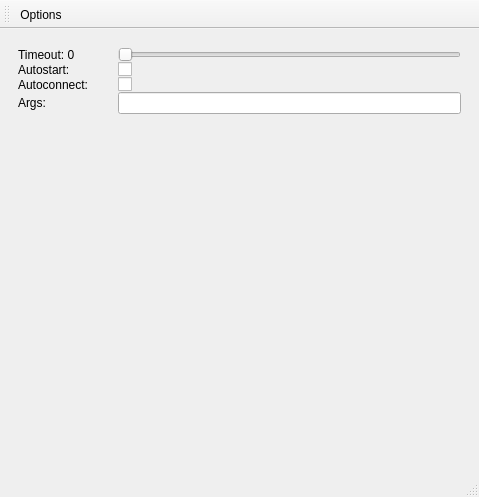
Old version of the form src/sys/coviseDaemon/mainWindow.ui in the repository hlrs-vis/covise.
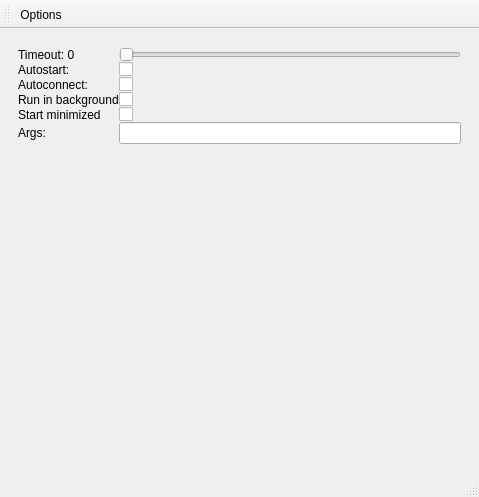
New version of the form. The open tabs and pages were chosen to show the change. Icons and pictures are not drawn.

Commit message: Added options to run the COVISE Daemon in background.

Diff of the .ui file:
```diff
--- a/src/sys/coviseDaemon/mainWindow.ui
+++ b/src/sys/coviseDaemon/mainWindow.ui
@@ -267,7 +267,7 @@
                </property>
               </widget>
              </item>
-             <item row="3" column="0">
+             <item row="5" column="0">
               <widget class="QLabel" name="label_6">
                <property name="toolTip">
                 <string>&lt;html&gt;&lt;head/&gt;&lt;body&gt;&lt;p&gt;Additional command line arguments for the selected application.&lt;/p&gt;&lt;/body&gt;&lt;/html&gt;</string>
@@ -277,9 +277,43 @@
                </property>
               </widget>
              </item>
-             <item row="3" column="1">
+             <item row="5" column="1">
               <widget class="QLineEdit" name="cmdArgsInput"/>
              </item>
+             <item row="3" column="0">
+              <widget class="QLabel" name="label_7">
+               <property name="toolTip">
+                <string>&lt;html&gt;&lt;head/&gt;&lt;body&gt;&lt;p&gt;Keep the COVISE Daemon running as a system tray application on close.&lt;/p&gt;&lt;/body&gt;&lt;/html&gt;</string>
+               </property>
+               <property name="text">
+                <string>Run in background</string>
+               </property>
+              </widget>
+             </item>
+             <item row="3" column="1">
+              <widget class="QCheckBox" name="backgroundCheckBox">
+               <property name="text">
+                <string/>
+               </property>
+              </widget>
+             </item>
+             <item row="4" column="0">
+              <widget class="QLabel" name="label_8">
+               <property name="toolTip">
+                <string>&lt;html&gt;&lt;head/&gt;&lt;body&gt;&lt;p&gt;Start the application minimized or in background mode (if enabled).&lt;/p&gt;&lt;/body&gt;&lt;/html&gt;</string>
+               </property>
+               <property name="text">
+                <string>Start minimized</string>
+               </property>
+              </widget>
+             </item>
+             <item row="4" column="1">
+              <widget class="QCheckBox" name="minimizedCheckBox">
+               <property name="text">
+                <string/>
+               </property>
+              </widget>
+             </item>
             </layout>
            </item>
           </layout>
```
Left out of the diff: 16 changed lines with no effect on the pictures. The commit also changes 3 other files.
